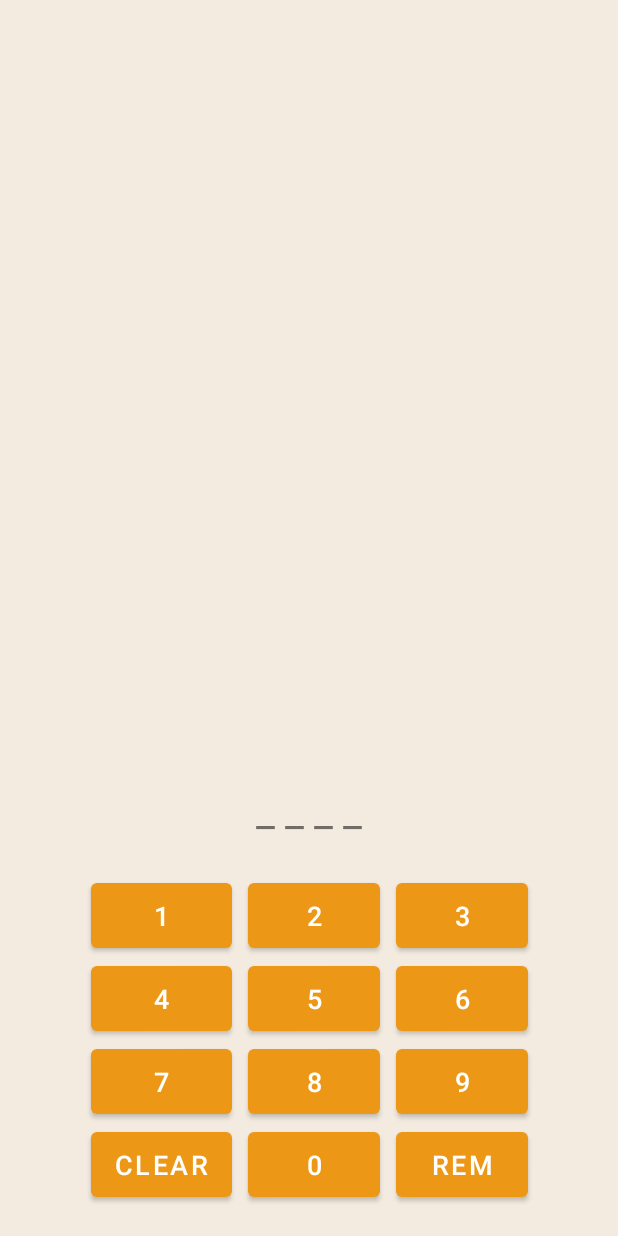
After one commit to Andrinha/Bulls_and_Cows, an Android app: the GameActivity screen opened directly, with no data from a screen before it, on a phone screen of 412 x 824 dp. The commit adds this screen. Run offline under Robolectric (Android 15) with nearby library versions, the phone set to English and light mode, and no system bars.

Commit message:
create basic UI

```diff
--- a/app/build.gradle
+++ b/app/build.gradle
@@ -16,7 +16,9 @@ android {
         testInstrumentationRunner "androidx.test.runner.AndroidJUnitRunner"
     }
 
-
+    buildFeatures {
+        viewBinding = true
+    }
 
     buildTypes {
         release {
--- a/app/src/main/AndroidManifest.xml
+++ b/app/src/main/AndroidManifest.xml
@@ -14,6 +14,9 @@
         android:theme="@style/Theme.BullsAndCows"
         tools:targetApi="31">
         <activity
+            android:name=".ui.game.GameActivity"
+            android:exported="false" />
+        <activity
             android:name=".MainActivity"
             android:exported="true">
             <intent-filter>
--- /dev/null
+++ b/app/src/main/java/com/fit/bullsandcows/ui/game/GameActivity.kt
@@ -0,0 +1,12 @@
+package com.fit.bullsandcows.ui.game
+
+import androidx.appcompat.app.AppCompatActivity
+import android.os.Bundle
+import com.fit.bullsandcows.R
+
+class GameActivity : AppCompatActivity() {
+    override fun onCreate(savedInstanceState: Bundle?) {
+        super.onCreate(savedInstanceState)
+        setContentView(R.layout.activity_game)
+    }
+}
--- /dev/null
+++ b/app/src/main/java/com/fit/bullsandcows/ui/game/GameViewModel.kt
@@ -0,0 +1,5 @@
+package com.fit.bullsandcows.ui.game
+
+class GameViewModel {
+
+}
--- /dev/null
+++ b/app/src/main/res/layout/activity_game.xml
@@ -0,0 +1,111 @@
+<?xml version="1.0" encoding="utf-8"?>
+<androidx.constraintlayout.widget.ConstraintLayout xmlns:android="http://schemas.android.com/apk/res/android"
+    xmlns:app="http://schemas.android.com/apk/res-auto"
+    xmlns:tools="http://schemas.android.com/tools"
+    android:layout_width="match_parent"
+    android:layout_height="match_parent"
+    android:background="@color/extraLightYellow"
+    android:padding="20dp"
+    tools:context=".ui.game.GameActivity">
+
+    <TextView
+        android:id="@+id/text_inputGuess"
+        android:layout_width="wrap_content"
+        android:layout_height="wrap_content"
+        android:layout_marginBottom="24dp"
+        android:text="_ _ _ _"
+        android:textSize="28sp"
+        app:layout_constraintBottom_toTopOf="@+id/tableLayout"
+        app:layout_constraintEnd_toEndOf="parent"
+        app:layout_constraintStart_toStartOf="parent" />
+
+    <TableLayout
+        android:id="@+id/tableLayout"
+        android:layout_width="wrap_content"
+        android:layout_height="wrap_content"
+        app:layout_constraintBottom_toBottomOf="parent"
+        app:layout_constraintEnd_toEndOf="parent"
+        app:layout_constraintStart_toStartOf="parent"
+        tools:ignore="HardcodedText">
+
+        <TableRow
+            android:layout_width="match_parent"
+            android:layout_height="match_parent">
+
+            <com.google.android.material.button.MaterialButton
+                android:id="@+id/button_1"
+                style="@style/button_number_style"
+                android:text="1" />
+
+            <com.google.android.material.button.MaterialButton
+                android:id="@+id/button_2"
+                style="@style/button_number_style"
+                android:text="2" />
+
+            <com.google.android.material.button.MaterialButton
+                android:id="@+id/button_3"
+                style="@style/button_number_style"
+                android:text="3" />
+        </TableRow>
+
+        <TableRow
+            android:layout_width="match_parent"
+            android:layout_height="match_parent">
+
+            <com.google.android.material.button.MaterialButton
+                android:id="@+id/button_4"
+                style="@style/button_number_style"
+                android:text="4" />
+
+            <com.google.android.material.button.MaterialButton
+                android:id="@+id/button_5"
+                style="@style/button_number_style"
+                android:text="5" />
+
+            <com.google.android.material.button.MaterialButton
+                android:id="@+id/button_6"
+                style="@style/button_number_style"
+                android:text="6" />
+        </TableRow>
+
+        <TableRow
+            android:layout_width="match_parent"
+            android:layout_height="match_parent">
+
+            <com.google.android.material.button.MaterialButton
+                android:id="@+id/button_7"
+                style="@style/button_number_style"
+                android:text="7" />
+
+            <com.google.android.material.button.MaterialButton
+                android:id="@+id/button_8"
+                style="@style/button_number_style"
+                android:text="8" />
+
+            <com.google.android.material.button.MaterialButton
+                android:id="@+id/button_9"
+                style="@style/button_number_style"
+                android:text="9" />
+        </TableRow>
+
+        <TableRow
+            android:layout_width="match_parent"
+            android:layout_height="match_parent">
+
+            <com.google.android.material.button.MaterialButton
+                android:id="@+id/button_clear"
+                style="@style/button_number_style"
+                android:text="clear" />
+
+            <com.google.android.material.button.MaterialButton
+                android:id="@+id/button_0"
+                style="@style/button_number_style"
+                android:text="0" />
+
+            <com.google.android.material.button.MaterialButton
+                android:id="@+id/button_remove"
+                style="@style/button_number_style"
+                android:text="rem" />
+        </TableRow>
+    </TableLayout>
+</androidx.constraintlayout.widget.ConstraintLayout>
--- a/app/src/main/res/values/colors.xml
+++ b/app/src/main/res/values/colors.xml
@@ -7,4 +7,8 @@
     <color name="teal_700">#FF018786</color>
     <color name="black">#FF000000</color>
     <color name="white">#FFFFFFFF</color>
+    <color name="extraLightYellow">#F3EBE0</color>
+    <color name="lightYellow">#EDD2A9</color>
+    <color name="yellow">#ED9716</color>
+    <color name="darkYellow">#B57312</color>
 </resources>
--- a/app/src/main/res/values/strings.xml
+++ b/app/src/main/res/values/strings.xml
@@ -1,3 +1,4 @@
 <resources>
     <string name="app_name">Bulls and Cows</string>
+    <string name="cow_logo_image">Cow logo image</string>
 </resources>
--- /dev/null
+++ b/app/src/main/res/values/styles.xml
@@ -0,0 +1,22 @@
+<?xml version="1.0" encoding="utf-8"?>
+<resources>
+
+    <style name="button_number_style">
+        <item name="android:layout_width">match_parent</item>
+        <item name="android:layout_marginStart">5dp</item>
+        <item name="android:layout_marginEnd">5dp</item>
+        <item name="android:layout_height">55dp</item>
+        <item name="android:textSize">18sp</item>
+        <item name="android:textColor">#FFFFFFFF</item>
+    </style>
+
+    <style name="button_menu_style">
+        <item name="android:layout_width">260dp</item>
+        <item name="android:layout_height">wrap_content</item>
+        <item name="android:layout_gravity">center_horizontal</item>
+        <item name="android:layout_marginBottom">5dp</item>
+        <item name="android:layout_marginTop">5dp</item>
+        <item name="android:layout_weight">1</item>
+        <item name="android:textSize">24sp</item>
+    </style>
+</resources>
--- a/app/src/main/res/values/themes.xml
+++ b/app/src/main/res/values/themes.xml
@@ -1,9 +1,9 @@
 <resources xmlns:tools="http://schemas.android.com/tools">
     <!-- Base application theme. -->
-    <style name="Theme.BullsAndCows" parent="Theme.MaterialComponents.DayNight.DarkActionBar">
+    <style name="Theme.BullsAndCows" parent="Theme.MaterialComponents.DayNight.NoActionBar">
         <!-- Primary brand color. -->
-        <item name="colorPrimary">@color/purple_500</item>
-        <item name="colorPrimaryVariant">@color/purple_700</item>
+        <item name="colorPrimary">@color/yellow</item>
+        <item name="colorPrimaryVariant">@color/darkYellow</item>
         <item name="colorOnPrimary">@color/white</item>
         <!-- Secondary brand color. -->
         <item name="colorSecondary">@color/teal_200</item>
```
Also changed, not shown: app/src/main/java/com/fit/bullsandcows/MainActivity.kt (+14 -7 lines), app/src/main/java/com/fit/bullsandcows/ui/main/MainFragment.kt (deleted, +0 -32 lines), app/src/main/java/com/fit/bullsandcows/ui/main/MainViewModel.kt (+20 -1 lines), app/src/main/res/layout/activity_main.xml (+30 -3 lines), app/src/main/res/layout/fragment_main.xml (deleted, +0 -20 lines), app/src/main/res/drawable/cow.png (added).
